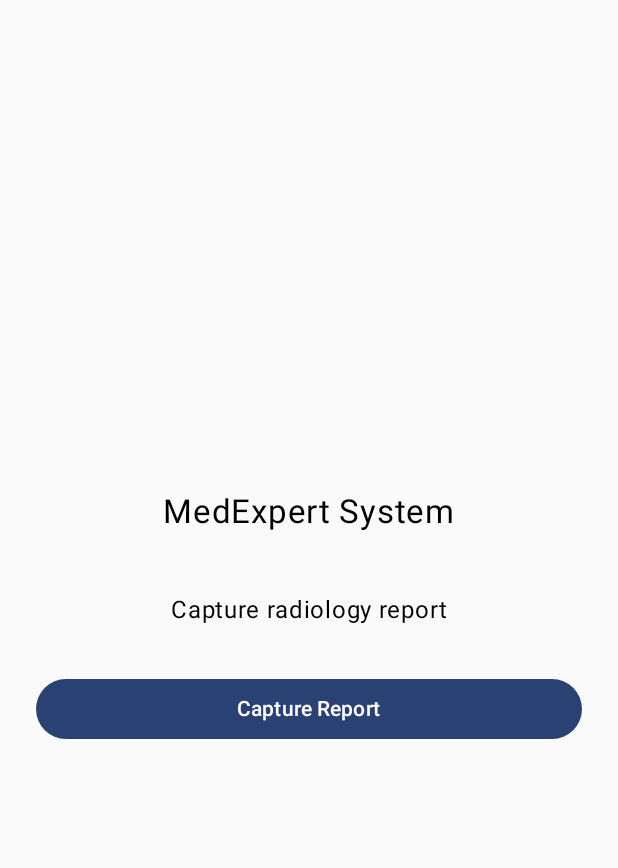
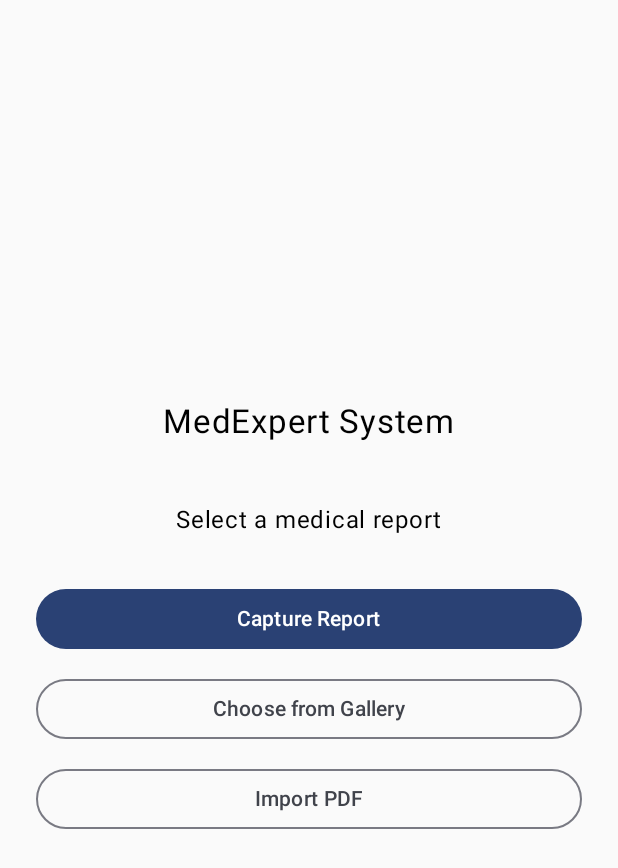
Before and after one commit to AravindR-K/Medical-Expert-System, an Android app built with Jetpack Compose: the CaptureReportScreen screen opened through its navigation route, on a phone screen of 412 x 824 dp. Shown: the top 868 px of the screen. Run offline under Robolectric (Android 15) with nearby library versions, the phone set to English and light mode, and no system bars.

Commit message:
Gallery and pdf import done

```diff
--- a/Frontend/app/build.gradle.kts
+++ b/Frontend/app/build.gradle.kts
@@ -63,4 +63,6 @@ dependencies {
     implementation("androidx.camera:camera-view:1.4.2")
     implementation("androidx.lifecycle:lifecycle-runtime-compose:2.10.0")
     implementation("io.coil-kt:coil-compose:2.7.0")
+    // Google ML Kit - Bundled Text Recognition (Offline OCR)
+    implementation("com.google.mlkit:text-recognition:16.0.1")
 }
--- a/Frontend/app/src/main/java/com/example/medexpertsystem/navigation/NavGraph.kt
+++ b/Frontend/app/src/main/java/com/example/medexpertsystem/navigation/NavGraph.kt
@@ -11,6 +11,7 @@ import androidx.navigation.navArgument
 import com.example.medexpertsystem.ui.camera.CameraScreen
 import com.example.medexpertsystem.ui.capture.CaptureReportScreen
 import com.example.medexpertsystem.ui.preview.PreviewScreen
+import com.example.medexpertsystem.ui.preview.PdfPreviewScreen
 import com.example.medexpertsystem.ui.result.ResultScreen
 
 @Composable
@@ -23,8 +24,18 @@ fun NavGraph() {
     ) {
         composable("capture") {
             CaptureReportScreen(
-                onCaptureClick = {
+                onCameraClick = {
                     navController.navigate("camera")
+                },
+                onGalleryImageSelected = { imageUri ->
+                    navController.navigate(
+                        "preview/${Uri.encode(imageUri.toString())}"
+                    )
+                },
+                onPdfSelected = { pdfUri ->
+                    navController.navigate(
+                        "pdfPreview/${Uri.encode(pdfUri.toString())}"
+                    )
                 }
             )
         }
@@ -49,11 +60,9 @@ fun NavGraph() {
                     type = NavType.StringType
                 }
             )
-        ) { backStackEntry ->
+        ) { entry ->
             val imageUri = Uri.parse(
-                Uri.decode(
-                    backStackEntry.arguments?.getString("imageUri") ?: ""
-                )
+                Uri.decode(entry.arguments?.getString("imageUri") ?: "")
             )
 
             PreviewScreen(
@@ -62,6 +71,26 @@ fun NavGraph() {
                     navController.navigate("result")
                 },
                 onRetakeClick = {
+                    navController.popBackStack()
+                }
+            )
+        }
+
+        composable(
+            route = "pdfPreview/{pdfUri}",
+            arguments = listOf(
+                navArgument("pdfUri") {
+                    type = NavType.StringType
+                }
+            )
+        ) { entry ->
+            val pdfUri = Uri.parse(
+                Uri.decode(entry.arguments?.getString("pdfUri") ?: "")
+            )
+
+            PdfPreviewScreen(
+                pdfUri = pdfUri,
+                onBackClick = {
                     navController.popBackStack()
                 }
             )
--- a/Frontend/app/src/main/java/com/example/medexpertsystem/ui/capture/CaptureReportScreen/CaptureReportScreen.kt
+++ b/Frontend/app/src/main/java/com/example/medexpertsystem/ui/capture/CaptureReportScreen/CaptureReportScreen.kt
@@ -1,18 +1,64 @@
+
 package com.example.medexpertsystem.ui.capture
 
+import android.net.Uri
+import androidx.activity.compose.rememberLauncherForActivityResult
+import androidx.activity.result.PickVisualMediaRequest
+import androidx.activity.result.contract.ActivityResultContracts
 import androidx.compose.foundation.layout.*
-import androidx.compose.material3.Button
-import androidx.compose.material3.Text
+import androidx.compose.material3.*
 import androidx.compose.runtime.Composable
 import androidx.compose.ui.Alignment
 import androidx.compose.ui.Modifier
 import androidx.compose.ui.unit.dp
 import androidx.compose.ui.unit.sp
+import android.content.Intent
+import androidx.compose.ui.platform.LocalContext
 
 @Composable
 fun CaptureReportScreen(
-    onCaptureClick: () -> Unit
+    onCameraClick: () -> Unit,
+    onGalleryImageSelected: (Uri) -> Unit,
+    onPdfSelected: (Uri) -> Unit
 ) {
+    val context = LocalContext.current
+    val galleryLauncher = rememberLauncherForActivityResult(
+        ActivityResultContracts.PickVisualMedia()
+    ) { uri ->
+        uri?.let(onGalleryImageSelected)
+    }
+
+
+    val pdfLauncher = rememberLauncherForActivityResult(
+        ActivityResultContracts.OpenDocument()
+    ) { uri ->
+        uri?.let {
+            try {
+                val pdfFile = java.io.File(
+                    context.cacheDir,
+                    "medical_report_${System.currentTimeMillis()}.pdf"
+                )
+
+                context.contentResolver.openInputStream(it)?.use { input ->
+                    pdfFile.outputStream().use { output ->
+                        input.copyTo(output)
+                    }
+                } ?: throw IllegalStateException("Unable to read selected PDF")
+
+                // Pass our own local file URI instead of the provider URI
+                onPdfSelected(Uri.fromFile(pdfFile))
+
+            } catch (e: Exception) {
+                e.printStackTrace()
+                android.widget.Toast.makeText(
+                    context,
+                    "Unable to import PDF: ${e.message}",
+                    android.widget.Toast.LENGTH_LONG
+                ).show()
+            }
+        }
+    }
+
     Column(
         modifier = Modifier
             .fillMaxSize()
@@ -20,26 +66,45 @@ fun CaptureReportScreen(
         verticalArrangement = Arrangement.Center,
         horizontalAlignment = Alignment.CenterHorizontally
     ) {
-
-        Text(
-            text = "MedExpert System",
-            fontSize = 22.sp
-        )
+        Text("MedExpert System", fontSize = 22.sp)
 
         Spacer(modifier = Modifier.height(40.dp))
 
-        Text(
-            text = "Capture radiology report",
-            fontSize = 16.sp
-        )
+        Text("Select a medical report", fontSize = 16.sp)
 
         Spacer(modifier = Modifier.height(30.dp))
 
         Button(
-            onClick = onCaptureClick,
+            onClick = onCameraClick,
             modifier = Modifier.fillMaxWidth()
         ) {
-            Text(text = "Capture Report")
+            Text("Capture Report")
+        }
+
+        Spacer(modifier = Modifier.height(12.dp))
+
+        OutlinedButton(
+            onClick = {
+                galleryLauncher.launch(
+                    PickVisualMediaRequest(
+                        ActivityResultContracts.PickVisualMedia.ImageOnly
+                    )
+                )
+            },
+            modifier = Modifier.fillMaxWidth()
+        ) {
+            Text("Choose from Gallery")
+        }
+
+        Spacer(modifier = Modifier.height(12.dp))
+
+        OutlinedButton(
+            onClick = {
+                pdfLauncher.launch(arrayOf("application/pdf"))
+            },
+            modifier = Modifier.fillMaxWidth()
+        ) {
+            Text("Import PDF")
         }
     }
 }
```
Also changed, not shown: Frontend/app/src/main/java/com/example/medexpertsystem/ui/preview/PdfPreviewScreen.kt (added, +124 -0 lines), 1 other file.
